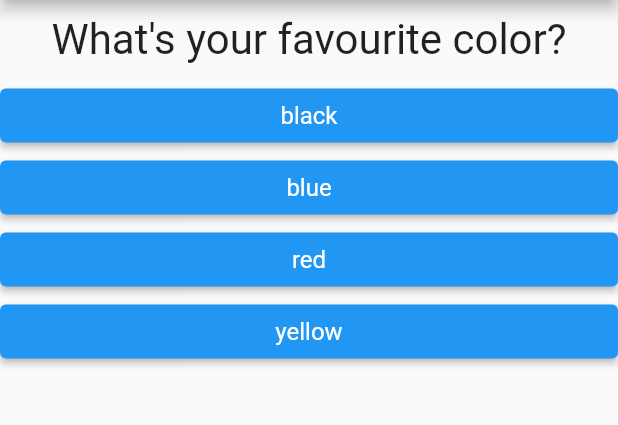
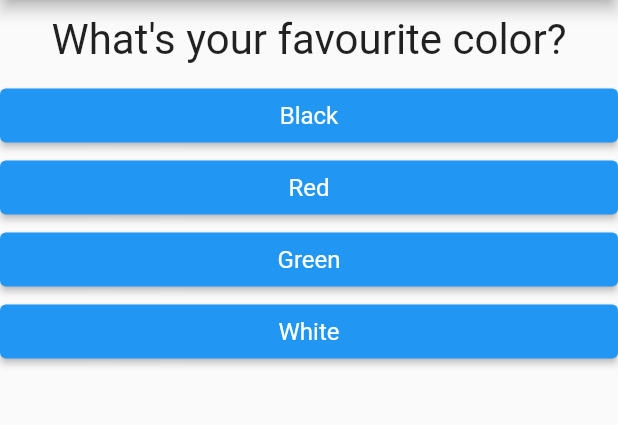
Before and after one commit to BSThisarasinghe/flutter_complete_guide, a Flutter app: the screen it shows after launch, on a phone screen of 412 x 824 dp, the part 84-509 px from its top. Run offline on Flutter 3.47's test engine with Material 2 defaults, Android fonts, the phone set to English and light mode, and no system bars.

Commit message:
Completed project

```diff
--- a/lib/main.dart
+++ b/lib/main.dart
@@ -1,6 +1,6 @@
 import 'package:flutter/material.dart';
-import './question.dart';
-import './answer.dart';
+import './result.dart';
+import './quiz.dart';
 
 void main() {
   runApp(MyApp());
@@ -15,31 +15,57 @@ class MyApp extends StatefulWidget {
 }
 
 class _MyAppState extends State<MyApp> {
-  final questions = const [
+  final _questions = const [
     {
       'questionText': 'What\'s your favourite color?',
-      'answers': ['black', 'blue', 'red', 'yellow']
+      'answers': [
+        {'text': 'Black', 'score': 10},
+        {'text': 'Red', 'score': 5},
+        {'text': 'Green', 'score': 3},
+        {'text': 'White', 'score': 1}
+      ]
     },
     {
       'questionText': 'What\'s your favourite animal?',
-      'answers': ['Cat', 'Dog', 'Lion', 'Tiger']
+      'answers': [
+        {'text': 'Rabbit', 'score': 3},
+        {'text': 'Snake', 'score': 11},
+        {'text': 'Elephant', 'score': 5},
+        {'text': 'Lion', 'score': 9}
+      ]
     },
     {
       'questionText': 'Who\'s your favourite person?',
-      'answers': ['Mom', 'Dad', 'Nuwan', 'Windana']
+      'answers': [
+        {'text': 'Mom', 'score': 10},
+        {'text': 'Dad', 'score': 11},
+        {'text': 'Sanju', 'score': 11},
+        {'text': 'Brother', 'score': 9}
+      ]
     }
   ];
   var _questionIndex = 0;
+  var _totalScore = 0;
 
-  void _answerQuestion() {
+  void _answerQuestion(int score) {
+    _totalScore += score;
     setState(() {
       _questionIndex = _questionIndex + 1;
     });
     print(_questionIndex);
-    if (_questionIndex < questions.length) {
+    if (_questionIndex < _questions.length) {
       print('We have more questions');
+    } else {
+      print("No more questions!");
     }
   }
+
+    void _resetQuiz(){
+      setState((){
+        _totalScore = 0;
+        _questionIndex = 0;
+      });
+    }
 
   @override
   Widget build(BuildContext context) {
@@ -48,15 +74,13 @@ class _MyAppState extends State<MyApp> {
         appBar: AppBar(
           title: Text('My First App'),
         ),
-        body: Column(children: [
-          Question(
-            questions[_questionIndex]['questionText'] as String,
-          ),
-          ...(questions[_questionIndex]['answers'] as List<String>)
-              .map((answer) {
-            return Answer(_answerQuestion, answer);
-          }).toList()
-        ]),
+        body: _questionIndex < _questions.length
+            ? Quiz(
+                answerQuestion: _answerQuestion,
+                questionIndex: _questionIndex,
+                questions: _questions,
+              )
+            : Result(_totalScore, _resetQuiz),
       ),
     );
   }
--- /dev/null
+++ b/lib/quiz.dart
@@ -0,0 +1,30 @@
+import 'package:flutter/cupertino.dart';
+
+import './question.dart';
+import './answer.dart';
+
+class Quiz extends StatelessWidget {
+  final List<Map<String, Object>> questions;
+  final int questionIndex;
+  final Function answerQuestion;
+
+  Quiz({
+    required this.questions,
+    required this.answerQuestion,
+    required this.questionIndex,
+  });
+
+  @override
+  Widget build(BuildContext context) {
+    return Column(children: [
+      Question(
+        questions[questionIndex]['questionText'] as String,
+      ),
+      ...(questions[questionIndex]['answers'] as List<Map<String, Object>>)
+          .map((answer) {
+        return Answer(
+            () => answerQuestion(answer['score']), answer['text'] as String);
+      }).toList()
+    ]);
+  }
+}
```
Also changed, not shown: lib/result.dart (added, +36 -0 lines).
